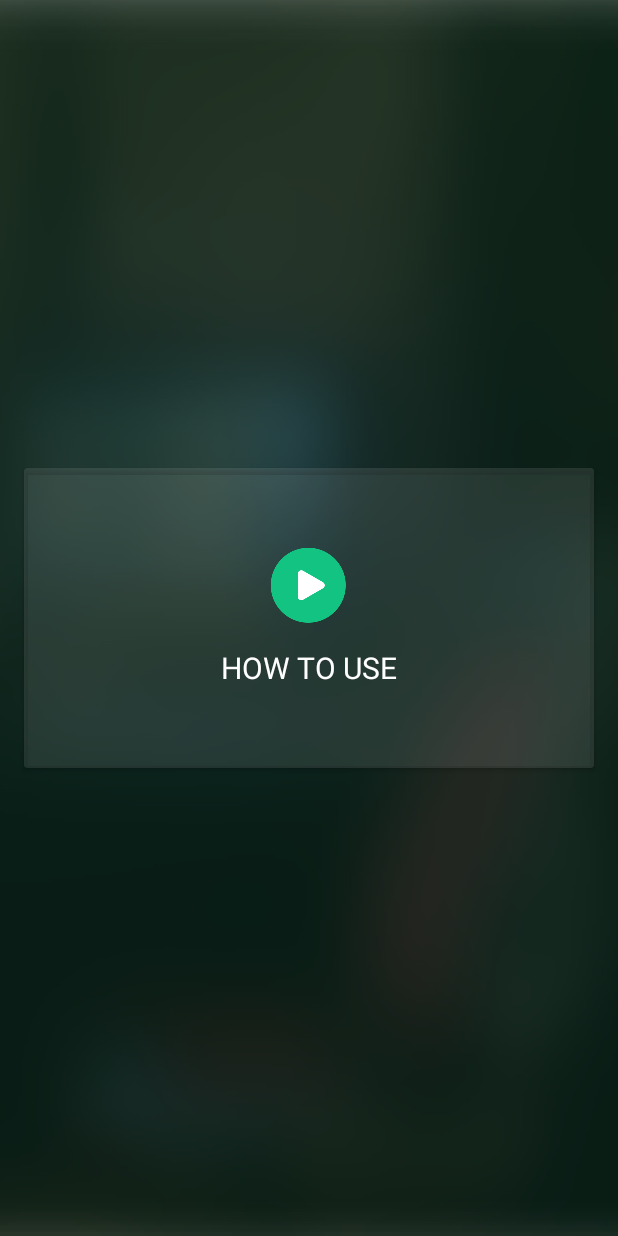
After one commit to osico/musicabinet_android, an Android app: the layout item_home_video_tutorial.xml on its own in the app's theme, with its tools: preview values and no code run, on a phone screen of 412 x 824 dp. The commit adds this screen. Run offline under Robolectric (Android 15) with nearby library versions, the phone set to English and light mode, and no system bars.

Commit message:
Added layout for home_video_tutorial.

```diff
--- /dev/null
+++ b/app/src/main/java/com/musicabinet/mobile/ui/home/HomeVideoTutorialViewHolder.kt
@@ -0,0 +1,19 @@
+package com.musicabinet.mobile.ui.home
+
+import android.support.v7.widget.RecyclerView
+import android.view.View
+import com.musicabinet.mobile.R
+import com.musicabinet.mobile.model.home.HomeDataElement
+import kotlinx.android.synthetic.main.item_home_video_tutorial.view.*
+
+/**
+ * @author Kirchhoff-
+ */
+class HomeVideoTutorialViewHolder(itemView: View) : RecyclerView.ViewHolder(itemView) {
+
+    fun bind(element: HomeDataElement) {
+        with(element) {
+            itemView.ivTutorial.setImageResource(R.drawable.ic_musicabinet)
+        }
+    }
+}
--- /dev/null
+++ b/app/src/main/res/layout/item_home_video_tutorial.xml
@@ -0,0 +1,42 @@
+<?xml version="1.0" encoding="utf-8"?>
+<android.support.v7.widget.CardView xmlns:android="http://schemas.android.com/apk/res/android"
+    xmlns:app="http://schemas.android.com/apk/res-auto"
+    xmlns:tools="http://schemas.android.com/tools"
+    android:layout_width="match_parent"
+    android:layout_height="match_parent"
+    android:layout_gravity="center"
+    android:layout_marginEnd="16dp"
+    android:layout_marginStart="16dp"
+    app:cardBackgroundColor="@color/home_item_card_background"
+    tools:layout_gravity="bottom"
+    tools:layout_height="200dp"
+    tools:layout_marginBottom="32dp">
+
+    <ImageView
+        android:id="@+id/ivTutorial"
+        android:layout_width="match_parent"
+        android:layout_height="match_parent" />
+
+    <LinearLayout
+        android:layout_width="match_parent"
+        android:layout_height="match_parent"
+        android:gravity="center"
+        android:orientation="vertical">
+
+        <ImageView
+            android:layout_width="50dp"
+            android:layout_height="50dp"
+            android:src="@drawable/ic_button_play" />
+
+        <TextView
+            android:layout_width="wrap_content"
+            android:layout_height="wrap_content"
+            android:layout_marginTop="16dp"
+            android:text="@string/how_to_use"
+            android:textAllCaps="true"
+            android:textSize="20sp" />
+
+    </LinearLayout>
+
+
+</android.support.v7.widget.CardView>
--- a/app/src/main/res/values/strings.xml
+++ b/app/src/main/res/values/strings.xml
@@ -1,3 +1,6 @@
 <resources>
     <string name="app_name">Musicabinet</string>
+
+    <!-- String resources for HomeScreen -->
+    <string name="how_to_use">How to use</string>
 </resources>
```
